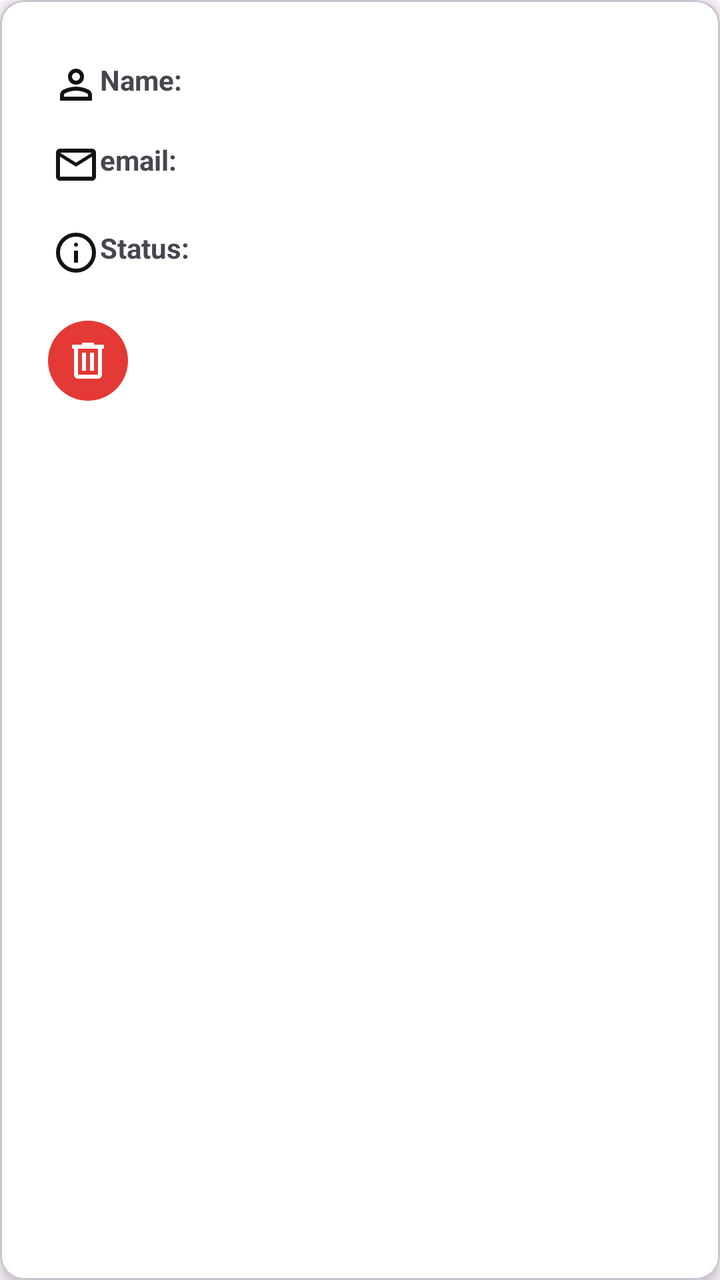
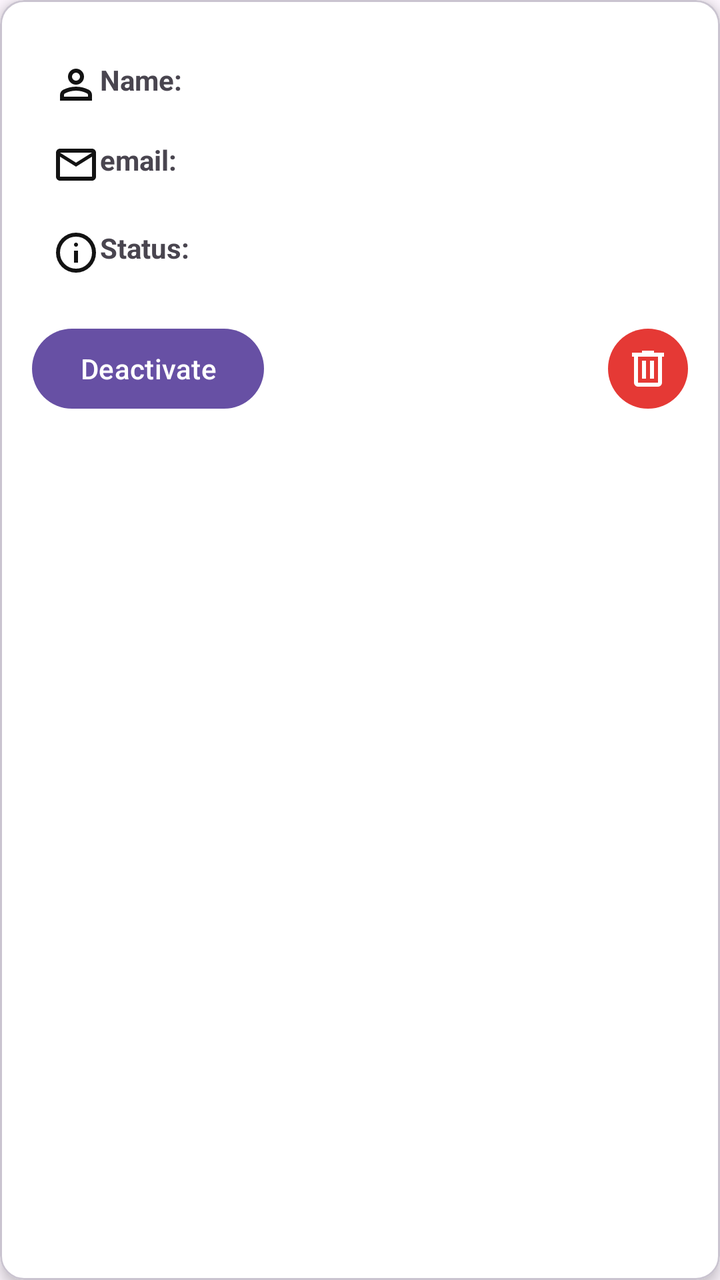

Two renders of the same Android screen: before a commit and after it. Below are the layout's source before the change and the commit's diff.
<!-- AndroidManifest.xml: application theme Theme.RepoMaster -->
<!-- res/layout/item_user.xml -->
<?xml version="1.0" encoding="utf-8"?>
<com.google.android.material.card.MaterialCardView
    xmlns:android="http://schemas.android.com/apk/res/android"
    xmlns:app="http://schemas.android.com/apk/res-auto"
    android:layout_width="match_parent"
    android:layout_height="wrap_content"
    android:layout_marginTop="40dp"
    android:layout_marginStart="10dp"
    android:layout_marginEnd="10dp"
    android:layout_marginBottom="10dp"
    app:cardCornerRadius="12dp"
    android:backgroundTint="@color/white"
    app:cardElevation="4dp">

    <LinearLayout
        android:layout_width="match_parent"
        android:layout_height="wrap_content"
        android:orientation="vertical"
        android:padding="16dp">
        <LinearLayout
            android:layout_width="wrap_content"
            android:layout_height="wrap_content"
            android:orientation="horizontal"
            android:layout_margin="10dp">
            <TextView
                android:layout_width="wrap_content"
                android:layout_height="wrap_content"
                android:text="Name:"
                android:textStyle="bold"
                android:drawableStart="@drawable/outline_person_24">

            </TextView>
            <TextView
                android:id="@+id/txtusername"
                android:layout_width="wrap_content"
                android:layout_height="wrap_content"
                android:textStyle="bold"
                android:textSize="18sp"/>
        </LinearLayout>

        <LinearLayout
            android:layout_width="wrap_content"
            android:layout_height="wrap_content"
            android:orientation="horizontal"
            android:layout_margin="10dp">
            <TextView
                android:layout_width="wrap_content"
                android:layout_height="wrap_content"
                android:text="email:"
                android:textStyle="bold"
                android:drawableStart="@drawable/outline_email_24">

            </TextView>
            <TextView
                android:id="@+id/txtuseremail"
                android:layout_width="wrap_content"
                android:layout_height="wrap_content"
                />
        </LinearLayout>
        <LinearLayout
            android:layout_width="wrap_content"
            android:layout_height="wrap_content"
            android:orientation="horizontal"
            android:layout_margin="10dp">
            <TextView
                android:layout_width="wrap_content"
                android:layout_height="wrap_content"
                android:text="Status:"
                android:textStyle="bold"
                android:drawableStart="@drawable/outline_info_24">

            </TextView>
            <TextView
                android:id="@+id/txtStatus"
                android:layout_width="wrap_content"
                android:layout_height="wrap_content"
                android:textStyle="bold"/>
        </LinearLayout>
        <LinearLayout
            android:layout_width="match_parent"
            android:layout_height="wrap_content"
            android:layout_marginTop="12dp"
            android:gravity="top"
            android:orientation="horizontal">


            <ImageButton
                android:id="@+id/btnDelete"
                android:layout_width="40dp"
                android:layout_height="40dp"
                android:layout_marginStart="8dp"
                android:background="@drawable/bg_red_circle"
                android:src="@drawable/outline_delete_24"
                android:contentDescription="Delete"
                app:tint="@android:color/white"/>

        </LinearLayout>
    </LinearLayout>

</com.google.android.material.card.MaterialCardView>
<!-- resources referenced by this layout -->
<resources>
  <color name="white">#FFFFFFFF</color>
  <!-- drawable bg_red_circle (drawable) -->
  <shape xmlns:android="http://schemas.android.com/apk/res/android" android:shape="oval">
      <solid android:color="#E53935"/>
  </shape>
  <!-- drawable outline_delete_24 (drawable) -->
  <vector xmlns:android="http://schemas.android.com/apk/res/android" android:height="24dp" android:tint="#E53935" android:viewportHeight="960" android:viewportWidth="960" android:width="24dp">
        
      <path android:fillColor="@android:color/white" android:pathData="M280,840Q247,840 223.5,816.5Q200,793 200,760L200,240L160,240L160,160L360,160L360,120L600,120L600,160L800,160L800,240L760,240L760,760Q760,793 736.5,816.5Q713,840 680,840L280,840ZM680,240L280,240L280,760Q280,760 280,760Q280,760 280,760L680,760Q680,760 680,760Q680,760 680,760L680,240ZM360,680L440,680L440,320L360,320L360,680ZM520,680L600,680L600,320L520,320L520,680ZM280,240L280,240L280,760Q280,760 280,760Q280,760 280,760L280,760Q280,760 280,760Q280,760 280,760L280,240Z"/>
      
  </vector>
  <!-- drawable outline_email_24 (drawable) -->
  <vector xmlns:android="http://schemas.android.com/apk/res/android" android:height="24dp" android:tint="#131313" android:viewportHeight="24" android:viewportWidth="24" android:width="24dp">
        
      <path android:fillColor="@android:color/white" android:pathData="M22,6c0,-1.1 -0.9,-2 -2,-2L4,4c-1.1,0 -2,0.9 -2,2v12c0,1.1 0.9,2 2,2h16c1.1,0 2,-0.9 2,-2L22,6zM20,6l-8,5 -8,-5h16zM20,18L4,18L4,8l8,5 8,-5v10z"/>
      
  </vector>
  <!-- drawable outline_info_24 (drawable) -->
  <vector xmlns:android="http://schemas.android.com/apk/res/android" android:height="24dp" android:tint="#131313" android:viewportHeight="960" android:viewportWidth="960" android:width="24dp">
        
      <path android:fillColor="@android:color/white" android:pathData="M440,680L520,680L520,440L440,440L440,680ZM508.5,348.5Q520,337 520,320Q520,303 508.5,291.5Q497,280 480,280Q463,280 451.5,291.5Q440,303 440,320Q440,337 451.5,348.5Q463,360 480,360Q497,360 508.5,348.5ZM480,880Q397,880 324,848.5Q251,817 197,763Q143,709 111.5,636Q80,563 80,480Q80,397 111.5,324Q143,251 197,197Q251,143 324,111.5Q397,80 480,80Q563,80 636,111.5Q709,143 763,197Q817,251 848.5,324Q880,397 880,480Q880,563 848.5,636Q817,709 763,763Q709,817 636,848.5Q563,880 480,880ZM480,800Q614,800 707,707Q800,614 800,480Q800,346 707,253Q614,160 480,160Q346,160 253,253Q160,346 160,480Q160,614 253,707Q346,800 480,800ZM480,480Q480,480 480,480Q480,480 480,480Q480,480 480,480Q480,480 480,480Q480,480 480,480Q480,480 480,480Q480,480 480,480Q480,480 480,480Z"/>
      
  </vector>
  <style name="Theme.RepoMaster" parent="Base.Theme.RepoMaster" />
  <style name="Base.Theme.RepoMaster" parent="Theme.Material3.DayNight.NoActionBar">
          
          
      </style>
  <!-- unchanged entries left out for length: 1 -->
</resources>

<!-- the commit's change to res/layout/item_user.xml (unified diff, before → after) -->
@@ -80,9 +80,20 @@
             android:layout_width="match_parent"
             android:layout_height="wrap_content"
             android:layout_marginTop="12dp"
-            android:gravity="top"
+            android:gravity="center_vertical"
             android:orientation="horizontal">
 
+            <Button
+                android:id="@+id/btnToggleStatus"
+                android:layout_width="wrap_content"
+                android:layout_height="wrap_content"
+                android:text="Deactivate"
+                android:textAllCaps="false" />
+
+            <View
+                android:layout_width="0dp"
+                android:layout_height="1dp"
+                android:layout_weight="1" />
 
             <ImageButton
                 android:id="@+id/btnDelete"
@@ -92,7 +103,7 @@
                 android:background="@drawable/bg_red_circle"
                 android:src="@drawable/outline_delete_24"
                 android:contentDescription="Delete"
-                app:tint="@android:color/white"/>
+                app:tint="@android:color/white" />
 
         </LinearLayout>
     </LinearLayout>
